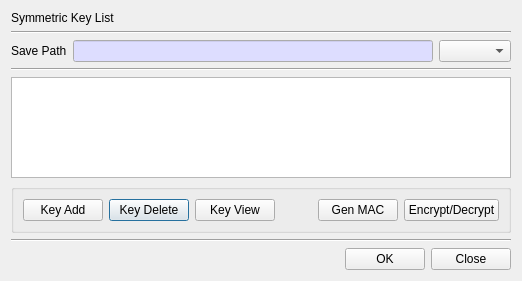
Before: the Qt Designer form BerEditor/key_list_dlg.ui in jykim74/BerEditor, drawn with Qt 5.
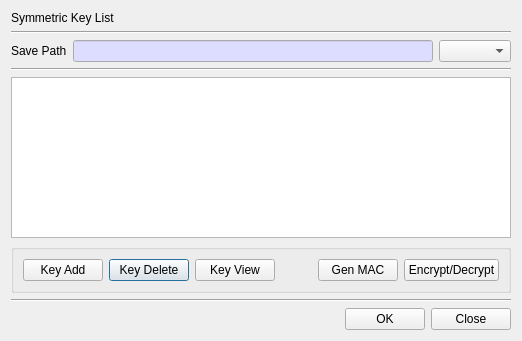
After: the same form once the commit is applied.

Commit message: UI 개선

```diff
--- a/BerEditor/key_list_dlg.ui
+++ b/BerEditor/key_list_dlg.ui
@@ -7,7 +7,7 @@
     <x>0</x>
     <y>0</y>
     <width>518</width>
-    <height>281</height>
+    <height>341</height>
    </rect>
   </property>
   <property name="windowTitle">
@@ -88,7 +88,7 @@
      <property name="minimumSize">
       <size>
        <width>500</width>
-       <height>100</height>
+       <height>160</height>
       </size>
      </property>
     </widget>
```
The commit also changes 2 other files.
